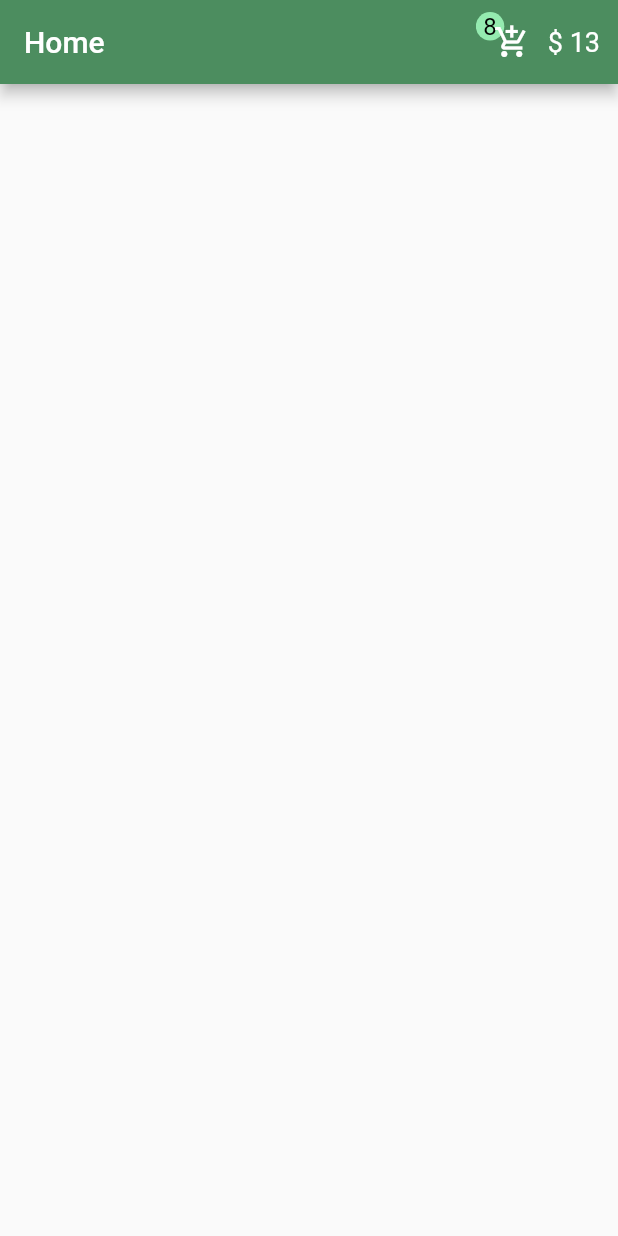
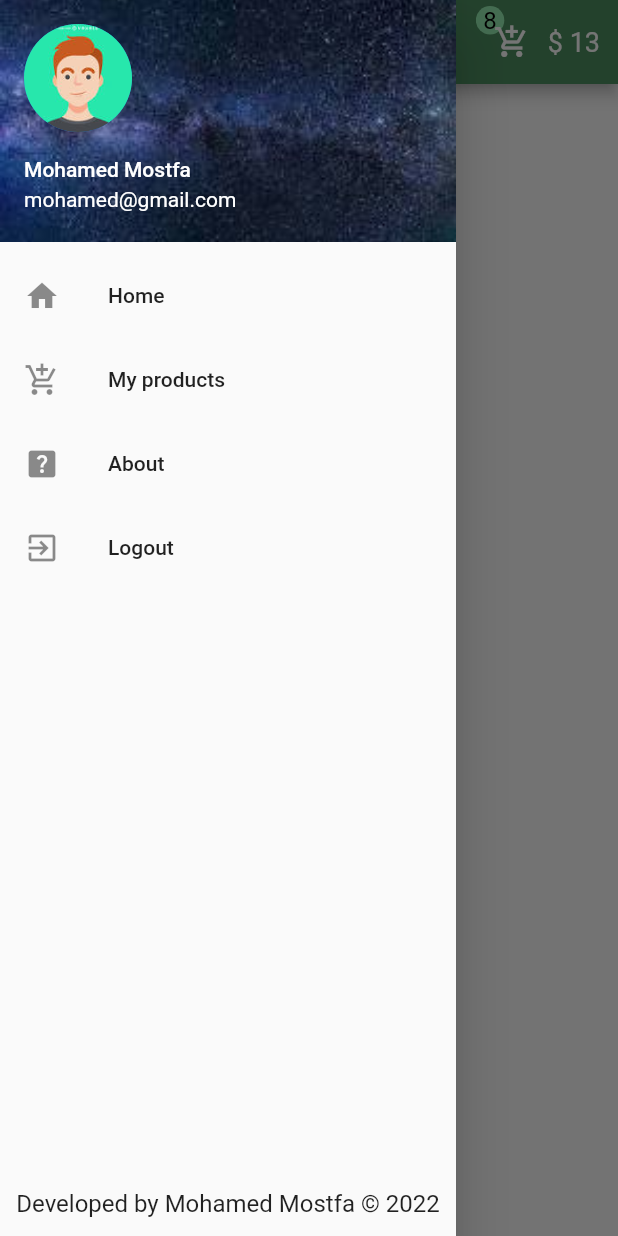
Before and after one commit to mohamedmostfa2000/E-commerce, a Flutter app: the screen it shows after launch, with the side drawer open (before the commit the screen has no drawer), on a phone screen of 412 x 824 dp. Run offline on Flutter 3.47's test engine with Material 2 defaults, Android fonts, the phone set to English and light mode, and no system bars.

Commit message:
Mohamed Mostfa - creating a Drawer

```diff
--- a/lib/pages/home.dart
+++ b/lib/pages/home.dart
@@ -7,6 +7,54 @@ class Home extends StatelessWidget {
   @override
   Widget build(BuildContext context) {
     return Scaffold(
+        drawer: Drawer(
+          child: Column(
+            mainAxisAlignment: MainAxisAlignment.spaceBetween,
+            children: [
+              Column(
+                children: [
+                  const UserAccountsDrawerHeader(
+                    decoration: BoxDecoration(
+                      image: DecorationImage(
+                          image: AssetImage("assets/images/bg.jpeg"),
+                          fit: BoxFit.cover),
+                    ),
+                    currentAccountPicture: CircleAvatar(
+                        radius: 55,
+                        backgroundImage:
+                            AssetImage("assets/images/avatar.jpeg")),
+                    accountEmail: Text("mohamed@gmail.com"),
+                    accountName: Text("Mohamed Mostfa",
+                        style: TextStyle(
+                          color: Color.fromARGB(255, 255, 255, 255),
+                        )),
+                  ),
+                  ListTile(
+                      title: const Text("Home"),
+                      leading: const Icon(Icons.home),
+                      onTap: () {}),
+                  ListTile(
+                      title: const Text("My products"),
+                      leading: const Icon(Icons.add_shopping_cart),
+                      onTap: () {}),
+                  ListTile(
+                      title: const Text("About"),
+                      leading: const Icon(Icons.help_center),
+                      onTap: () {}),
+                  ListTile(
+                      title: const Text("Logout"),
+                      leading: const Icon(Icons.exit_to_app),
+                      onTap: () {}),
+                ],
+              ),
+              Container(
+                margin: const EdgeInsets.only(bottom: 12),
+                child: const Text("Developed by Mohamed Mostfa © 2022",
+                    style: TextStyle(fontSize: 16)),
+              )
+            ],
+          ),
+        ),
         appBar: AppBar(
           actions: [
             Row(
@@ -14,7 +62,7 @@ class Home extends StatelessWidget {
                 Stack(
                   children: [
                     Positioned(
-                  bottom: 20,
+                      bottom: 24,
                       child: Container(
                           padding: const EdgeInsets.all(5),
                           decoration: const BoxDecoration(
@@ -23,7 +71,8 @@ class Home extends StatelessWidget {
                           child: const Text(
                             "8",
                             style: TextStyle(
-                            fontSize: 16, color: Color.fromARGB(255, 0, 0, 0)),
+                                fontSize: 16,
+                                color: Color.fromARGB(255, 0, 0, 0)),
                           )),
                     ),
                     IconButton(
--- a/pubspec.yaml
+++ b/pubspec.yaml
@@ -60,9 +60,9 @@ flutter:
   uses-material-design: true
 
   # To add assets to your application, add an assets section, like this:
-  # assets:
-  #   - images/a_dot_burr.jpeg
-  #   - images/a_dot_ham.jpeg
+  assets:
+    - assets/images/
+
 
   # An image asset can refer to one or more resolution-specific "variants", see
   # https://flutter.dev/assets-and-images/#resolution-aware
```
Also changed, not shown: assets/images/avatar.jpeg (added), assets/images/bg.jpeg (added). Lines whose indentation alone changed are shown as unchanged.
